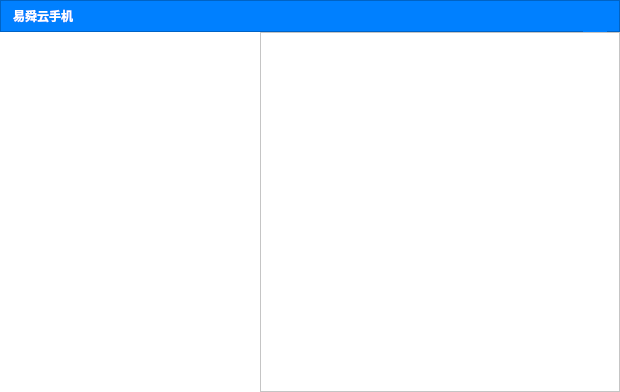
Qt form loginwindow.ui (ZhouMei20220810/TEST) before a commit.
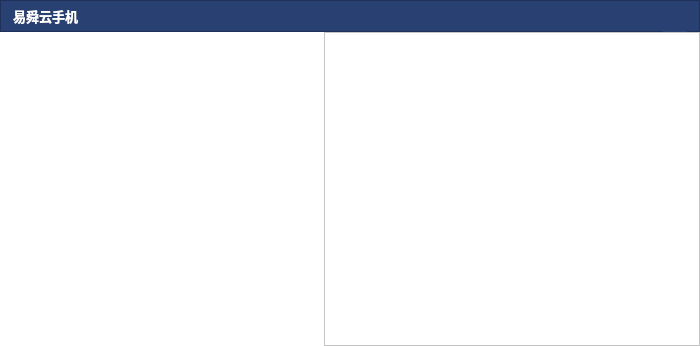
The same form after that commit. Icons and pictures are not drawn.

The edit to the form file:
```diff
--- a/loginwindow.ui
+++ b/loginwindow.ui
@@ -6,20 +6,20 @@
    <rect>
     <x>0</x>
     <y>0</y>
-    <width>620</width>
-    <height>392</height>
+    <width>700</width>
+    <height>346</height>
    </rect>
   </property>
   <property name="minimumSize">
    <size>
-    <width>620</width>
-    <height>392</height>
+    <width>700</width>
+    <height>346</height>
    </size>
   </property>
   <property name="maximumSize">
    <size>
-    <width>620</width>
-    <height>392</height>
+    <width>708</width>
+    <height>346</height>
    </size>
   </property>
   <property name="windowTitle">
@@ -68,27 +68,27 @@
          <colorrole role="Button">
           <brush brushstyle="SolidPattern">
            <color alpha="255">
-            <red>0</red>
-            <green>128</green>
-            <blue>255</blue>
+            <red>41</red>
+            <green>64</green>
+            <blue>115</blue>
            </color>
           </brush>
          </colorrole>
          <colorrole role="Base">
           <brush brushstyle="SolidPattern">
            <color alpha="255">
-            <red>0</red>
-            <green>128</green>
-            <blue>255</blue>
+            <red>41</red>
+            <green>64</green>
+            <blue>115</blue>
            </color>
           </brush>
          </colorrole>
          <colorrole role="Window">
           <brush brushstyle="SolidPattern">
            <color alpha="255">
-            <red>0</red>
-            <green>128</green>
-            <blue>255</blue>
+            <red>41</red>
+            <green>64</green>
+            <blue>115</blue>
            </color>
           </brush>
          </colorrole>
@@ -97,27 +97,27 @@
          <colorrole role="Button">
           <brush brushstyle="SolidPattern">
            <color alpha="255">
-            <red>0</red>
-            <green>128</green>
-            <blue>255</blue>
+            <red>41</red>
+            <green>64</green>
+            <blue>115</blue>
            </color>
           </brush>
          </colorrole>
          <colorrole role="Base">
           <brush brushstyle="SolidPattern">
            <color alpha="255">
-            <red>0</red>
-            <green>128</green>
-            <blue>255</blue>
+            <red>41</red>
+            <green>64</green>
+            <blue>115</blue>
            </color>
           </brush>
          </colorrole>
          <colorrole role="Window">
           <brush brushstyle="SolidPattern">
            <color alpha="255">
-            <red>0</red>
-            <green>128</green>
-            <blue>255</blue>
+            <red>41</red>
+            <green>64</green>
+            <blue>115</blue>
            </color>
           </brush>
          </colorrole>
@@ -126,27 +126,27 @@
          <colorrole role="Button">
           <brush brushstyle="SolidPattern">
            <color alpha="255">
-            <red>0</red>
-            <green>128</green>
-            <blue>255</blue>
+            <red>41</red>
+            <green>64</green>
+            <blue>115</blue>
            </color>
           </brush>
          </colorrole>
          <colorrole role="Base">
           <brush brushstyle="SolidPattern">
            <color alpha="255">
-            <red>0</red>
-            <green>128</green>
-            <blue>255</blue>
+            <red>41</red>
+            <green>64</green>
+            <blue>115</blue>
            </color>
           </brush>
          </colorrole>
          <colorrole role="Window">
           <brush brushstyle="SolidPattern">
            <color alpha="255">
-            <red>0</red>
-            <green>128</green>
-            <blue>255</blue>
+            <red>41</red>
+            <green>64</green>
+            <blue>115</blue>
            </color>
           </brush>
          </colorrole>
@@ -154,7 +154,7 @@
        </palette>
       </property>
       <property name="styleSheet">
-       <string notr="true">background-color:#FF0080FF;</string>
+       <string notr="true">background-color:#FF294073;</string>
       </property>
       <property name="frameShape">
        <enum>QFrame::StyledPanel</enum>
@@ -195,27 +195,27 @@
             <colorrole role="Button">
              <brush brushstyle="SolidPattern">
               <color alpha="255">
-               <red>0</red>
-               <green>128</green>
-               <blue>255</blue>
+               <red>41</red>
+               <green>64</green>
+               <blue>115</blue>
               </color>
              </brush>
             </colorrole>
             <colorrole role="Base">
              <brush brushstyle="SolidPattern">
               <color alpha="255">
-               <red>0</red>
-               <green>128</green>
-               <blue>255</blue>
+               <red>41</red>
+               <green>64</green>
+               <blue>115</blue>
               </color>
              </brush>
             </colorrole>
             <colorrole role="Window">
              <brush brushstyle="SolidPattern">
               <color alpha="255">
-               <red>0</red>
-               <green>128</green>
-               <blue>255</blue>
+               <red>41</red>
+               <green>64</green>
+               <blue>115</blue>
               </color>
              </brush>
             </colorrole>
@@ -233,27 +233,27 @@
             <colorrole role="Button">
              <brush brushstyle="SolidPattern">
               <color alpha="255">
-               <red>0</red>
-               <green>128</green>
-               <blue>255</blue>
+               <red>41</red>
+               <green>64</green>
+               <blue>115</blue>
               </color>
              </brush>
             </colorrole>
             <colorrole role="Base">
              <brush brushstyle="SolidPattern">
               <color alpha="255">
-               <red>0</red>
-               <green>128</green>
-               <blue>255</blue>
+               <red>41</red>
+               <green>64</green>
+               <blue>115</blue>
               </color>
              </brush>
             </colorrole>
             <colorrole role="Window">
              <brush brushstyle="SolidPattern">
               <color alpha="255">
-               <red>0</red>
-               <green>128</green>
-               <blue>255</blue>
+               <red>41</red>
+               <green>64</green>
+               <blue>115</blue>
               </color>
              </brush>
             </colorrole>
@@ -262,27 +262,27 @@
             <colorrole role="Button">
              <brush brushstyle="SolidPattern">
               <color alpha="255">
-               <red>0</red>
-               <green>128</green>
-               <blue>255</blue>
+               <red>41</red>
+               <green>64</green>
+               <blue>115</blue>
               </color>
              </brush>
             </colorrole>
             <colorrole role="Base">
              <brush brushstyle="SolidPattern">
               <color alpha="255">
-               <red>0</red>
-               <green>128</green>
-               <blue>255</blue>
+               <red>41</red>
+               <green>64</green>
+               <blue>115</blue>
               </color>
              </brush>
             </colorrole>
             <colorrole role="Window">
              <brush brushstyle="SolidPattern">
               <color alpha="255">
-               <red>0</red>
-               <green>128</green>
-               <blue>255</blue>
+               <red>41</red>
+               <green>64</green>
+               <blue>115</blue>
               </color>
              </brush>
             </colorrole>
@@ -291,7 +291,7 @@
          </property>
          <property name="font">
           <font>
-           <pointsize>9</pointsize>
+           <pointsize>10</pointsize>
            <bold>true</bold>
           </font>
          </property>
@@ -366,18 +366,21 @@
     </item>
     <item>
      <layout class="QHBoxLayout" name="horizontalLayout">
+      <property name="spacing">
+       <number>0</number>
+      </property>
       <item>
        <widget class="QLabel" name="label_2">
         <property name="minimumSize">
          <size>
-          <width>260</width>
-          <height>360</height>
+          <width>324</width>
+          <height>314</height>
          </size>
         </property>
         <property name="maximumSize">
          <size>
-          <width>260</width>
-          <height>360</height>
+          <width>324</width>
+          <height>314</height>
          </size>
         </property>
         <property name="text">
```
Left out of the diff: 3 changed lines with no effect on the pictures.
